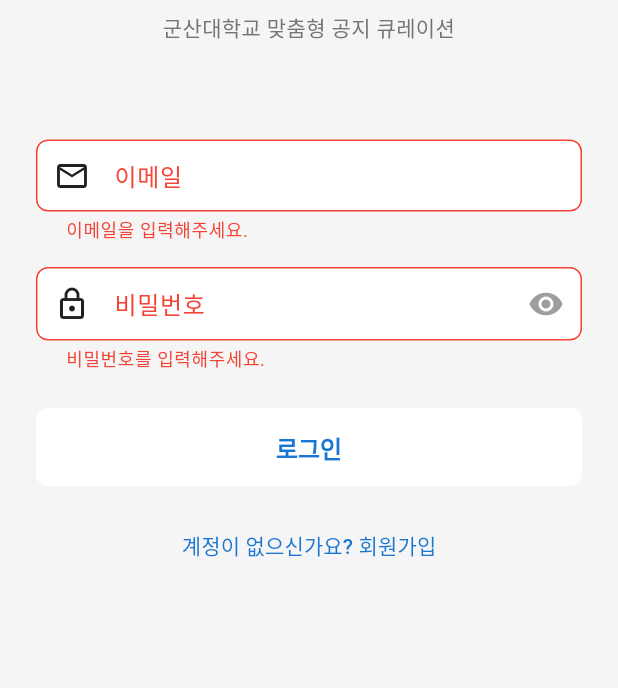
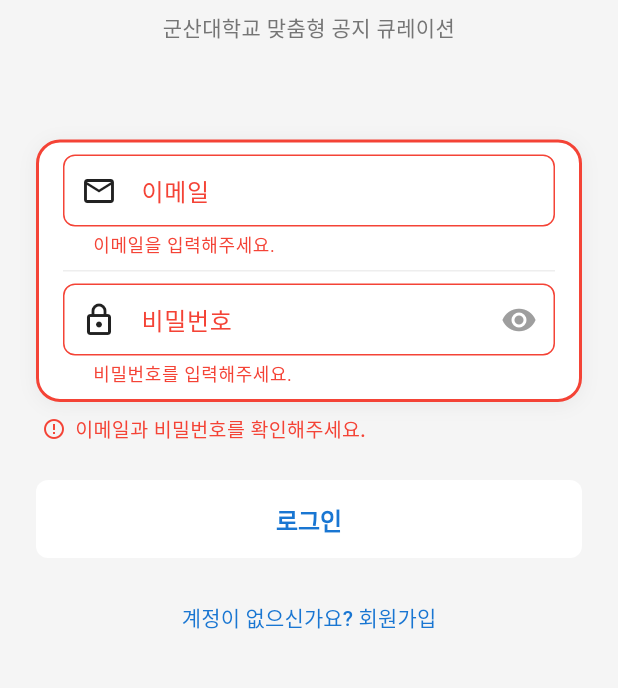
Before and after one commit to wkdaud9/AIX-BOOST-PROJECT, a Flutter app: the screen it shows after launch, after a tap on "로그인", on a phone screen of 412 x 824 dp, the part 360-1048 px from its top. Run offline on Flutter 3.47's test engine with Material 3 defaults, Android fonts, the phone set to English and light mode, and no system bars; our stand-ins replace dio, flutter_dotenv, supabase_flutter, table_calendar; accounts and stored records are empty.

Commit message:
[Frontend/Backend] 로컬 최신 버전 동기화
- DB 스키마: users 테이블에 name 컬럼 추가
- 로그인 화면: 폼 에러 처리 개선
- 커스텀 텍스트필드: UI 개선
- Flutter 패키지 의존성 업데이트

Co-Authored-By: Claude Sonnet 4.5 <noreply@anthropic.com>

```diff
--- a/frontend/lib/screens/login_screen.dart
+++ b/frontend/lib/screens/login_screen.dart
@@ -4,6 +4,7 @@ import 'package:supabase_flutter/supabase_flutter.dart';
 import '../services/auth_service.dart';
 import '../widgets/custom_text_field.dart';
 import '../widgets/loading_button.dart';
+import '../widgets/form_section.dart';
 import '../theme/app_theme.dart';
 import 'signup_screen.dart';
 
@@ -29,6 +30,9 @@ class _LoginScreenState extends State<LoginScreen> {
   /// 로딩 상태
   bool _isLoading = false;
 
+  /// 폼 에러 메시지
+  String? _formError;
+
   @override
   void dispose() {
     _emailController.dispose();
@@ -41,11 +45,17 @@ class _LoginScreenState extends State<LoginScreen> {
   Future<void> _handleLogin() async {
     // 1. 폼 유효성 검사
     if (!_formKey.currentState!.validate()) {
+      setState(() {
+        _formError = '이메일과 비밀번호를 확인해주세요.';
+      });
       return;
     }
 
     // 2. 로딩 상태 시작
-    setState(() => _isLoading = true);
+    setState(() {
+      _isLoading = true;
+      _formError = null;
+    });
 
     try {
       // 3. AuthService.signIn 호출
@@ -68,26 +78,16 @@ class _LoginScreenState extends State<LoginScreen> {
         errorMessage = '이메일 인증이 필요합니다.';
       }
 
-      ScaffoldMessenger.of(context).showSnackBar(
-        SnackBar(
-          content: Text(errorMessage),
-          backgroundColor: AppTheme.errorColor,
-          behavior: SnackBarBehavior.floating,
-          margin: const EdgeInsets.all(16),
-        ),
-      );
+      setState(() {
+        _formError = errorMessage;
+      });
     } catch (e) {
       // 6. 기타 에러
       if (!mounted) return;
 
-      ScaffoldMessenger.of(context).showSnackBar(
-        SnackBar(
-          content: const Text('네트워크 오류가 발생했습니다.'),
-          backgroundColor: AppTheme.errorColor,
-          behavior: SnackBarBehavior.floating,
-          margin: const EdgeInsets.all(16),
-        ),
-      );
+      setState(() {
+        _formError = '네트워크 오류가 발생했습니다.';
+      });
     } finally {
       // 7. 로딩 상태 종료
       if (mounted) {
@@ -166,27 +166,27 @@ class _LoginScreenState extends State<LoginScreen> {
 
                 const SizedBox(height: AppSpacing.xxl + AppSpacing.md),
 
-                // 이메일 입력
+                // 로그인 정보 박스
+                FormSection(
+                  errorMessage: _formError,
+                  children: [
                     CustomTextField(
                       controller: _emailController,
                       labelText: '이메일',
-                  hintText: 'student@kunsan.ac.kr',
                       keyboardType: TextInputType.emailAddress,
                       validator: _validateEmail,
                       prefixIcon: const Icon(Icons.email_outlined),
                       onEditingComplete: () => FocusScope.of(context).nextFocus(),
                     ),
-                const SizedBox(height: AppSpacing.md),
-
-                // 비밀번호 입력
                     CustomTextField(
                       controller: _passwordController,
                       labelText: '비밀번호',
-                  hintText: '6자 이상 입력',
                       isPassword: true,
                       validator: _validatePassword,
                       prefixIcon: const Icon(Icons.lock_outlined),
                       onEditingComplete: _handleLogin,
+                    ),
+                  ],
                 ),
                 const SizedBox(height: AppSpacing.lg),
 
--- a/frontend/lib/widgets/custom_text_field.dart
+++ b/frontend/lib/widgets/custom_text_field.dart
@@ -55,7 +55,7 @@ class _CustomTextFieldState extends State<CustomTextField> {
       onEditingComplete: widget.onEditingComplete,
       decoration: InputDecoration(
         labelText: widget.labelText,
-        hintText: widget.hintText,
+        // hintText 제거 - 더 깔끔한 UI를 위해
         errorText: widget.errorText,
         prefixIcon: widget.prefixIcon,
         suffixIcon: widget.isPassword
@@ -73,6 +73,7 @@ class _CustomTextFieldState extends State<CustomTextField> {
             : null,
       ),
       validator: widget.validator,
+      // 유효성 검사 모드를 변경하여 제출 후에만 에러 표시
       autovalidateMode: AutovalidateMode.onUserInteraction,
     );
   }
```
Also changed, not shown: frontend/pubspec.lock, 1 other file. Lines whose indentation alone changed are shown as unchanged.
